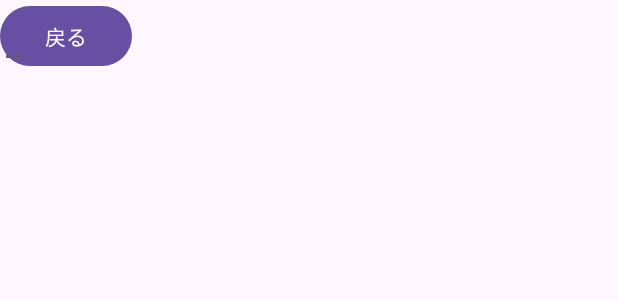
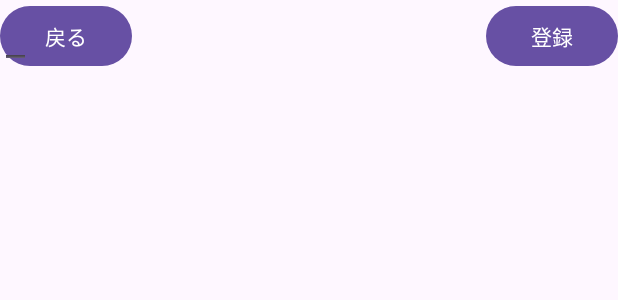
Before and after one commit to tomomaruit/MobileAppDevA-Final, an Android app: the layout activity_register.xml on its own in the app's theme, with its tools: preview values and no code run, on a phone screen of 412 x 824 dp. Shown: the top 300 px of the screen. Run offline under Robolectric (Android 15) with nearby library versions, the phone set to English and light mode, and no system bars.

Commit message:
登録ボタンを追加しました．

```diff
--- a/app/src/main/res/layout/activity_register.xml
+++ b/app/src/main/res/layout/activity_register.xml
@@ -15,8 +15,23 @@
         />
 
     <EditText
+        android:id="@+id/edittextQuestion"
         android:layout_width="wrap_content"
         android:layout_height="wrap_content"
         />
 
+    <EditText
+        android:id="@+id/edittextAnswer"
+        android:layout_width="wrap_content"
+        android:layout_height="wrap_content"
+        />
+
+    <Button
+        android:id="@+id/buttonRegister"
+        android:layout_width="wrap_content"
+        android:layout_height="wrap_content"
+        android:text="登録"
+        app:layout_constraintEnd_toEndOf="parent"
+        />
+
 </androidx.constraintlayout.widget.ConstraintLayout>
```
